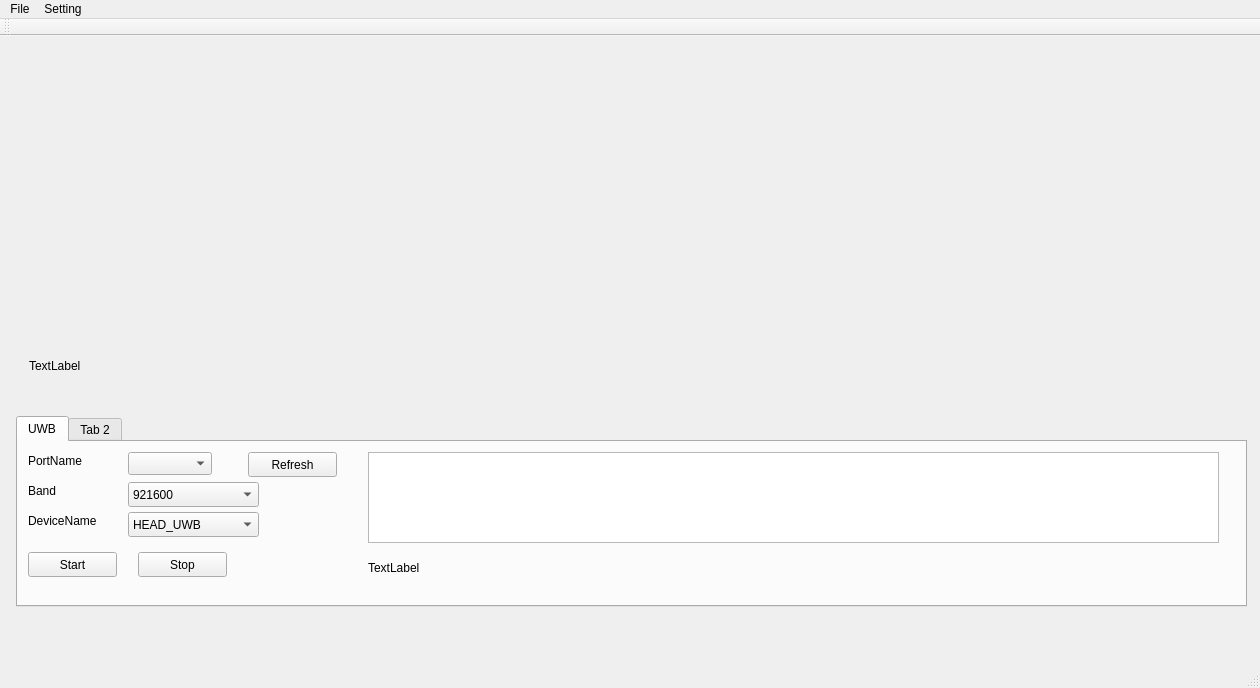
This is mainwindow.ui in wystephen/DataCollector as Qt 5 draws it before an edit. The edited form follows.
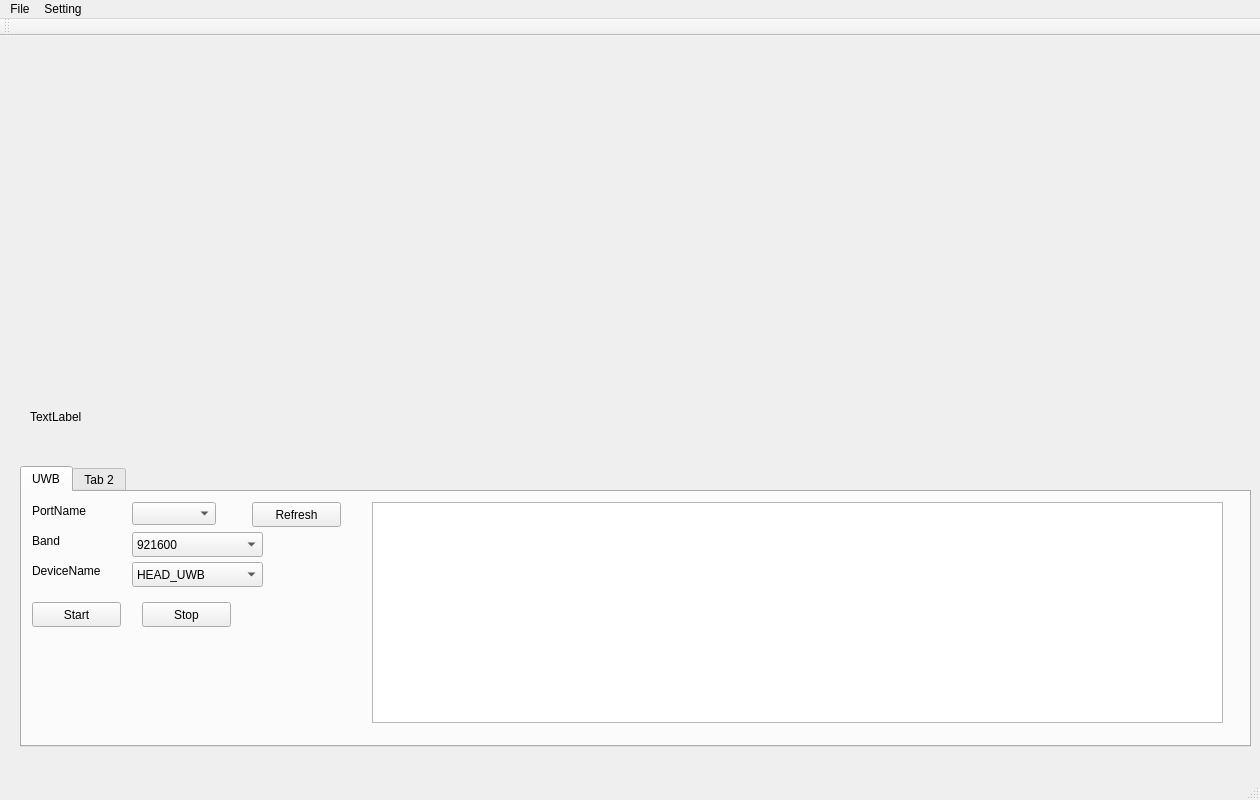
This is the edited form.

What changed in the file:
```diff
--- a/mainwindow.ui
+++ b/mainwindow.ui
@@ -7,11 +7,14 @@
     <x>0</x>
     <y>0</y>
     <width>1260</width>
-    <height>688</height>
+    <height>800</height>
    </rect>
   </property>
   <property name="windowTitle">
-   <string>MainWindow</string>
+   <string>MYNT&amp;UWB Collector</string>
+  </property>
+  <property name="autoFillBackground">
+   <bool>true</bool>
   </property>
   <widget class="QWidget" name="centralWidget">
    <widget class="QWidget" name="camWidget" native="true">
@@ -29,27 +32,14 @@
       <height>351</height>
      </size>
     </property>
-    <widget class="QLabel" name="imu_info_label">
-     <property name="geometry">
-      <rect>
-       <x>10</x>
-       <y>290</y>
-       <width>1161</width>
-       <height>61</height>
-      </rect>
-     </property>
-     <property name="text">
-      <string>TextLabel</string>
-     </property>
-    </widget>
    </widget>
    <widget class="QTabWidget" name="tabWidget">
     <property name="geometry">
      <rect>
-      <x>16</x>
-      <y>380</y>
+      <x>20</x>
+      <y>430</y>
       <width>1231</width>
-      <height>191</height>
+      <height>281</height>
      </rect>
     </property>
     <property name="minimumSize">
@@ -196,7 +186,7 @@
         <x>350</x>
         <y>10</y>
         <width>851</width>
-        <height>91</height>
+        <height>221</height>
        </rect>
       </property>
      </widget>
@@ -213,19 +203,6 @@
        <string>Refresh</string>
       </property>
      </widget>
-     <widget class="QLabel" name="serial_label">
-      <property name="geometry">
-       <rect>
-        <x>350</x>
-        <y>80</y>
-        <width>851</width>
-        <height>91</height>
-       </rect>
-      </property>
-      <property name="text">
-       <string>TextLabel</string>
-      </property>
-     </widget>
     </widget>
     <widget class="QWidget" name="tab_2">
      <attribute name="title">
@@ -237,7 +214,7 @@
     <property name="geometry">
      <rect>
       <x>20</x>
-      <y>580</y>
+      <y>720</y>
       <width>1221</width>
       <height>21</height>
      </rect>
@@ -246,6 +223,19 @@
      <string/>
     </property>
    </widget>
+   <widget class="QLabel" name="imu_info_label">
+    <property name="geometry">
+     <rect>
+      <x>30</x>
+      <y>350</y>
+      <width>1161</width>
+      <height>61</height>
+     </rect>
+    </property>
+    <property name="text">
+     <string>TextLabel</string>
+    </property>
+   </widget>
   </widget>
   <widget class="QMenuBar" name="menuBar">
    <property name="geometry">
```
